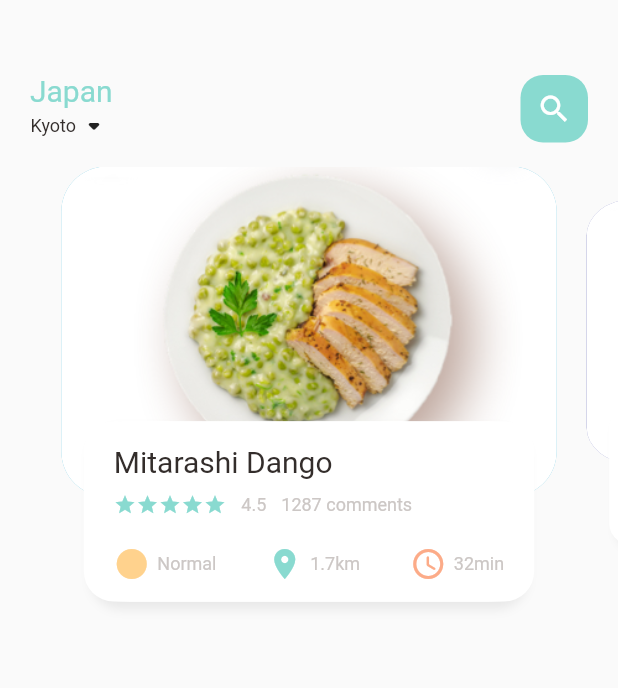
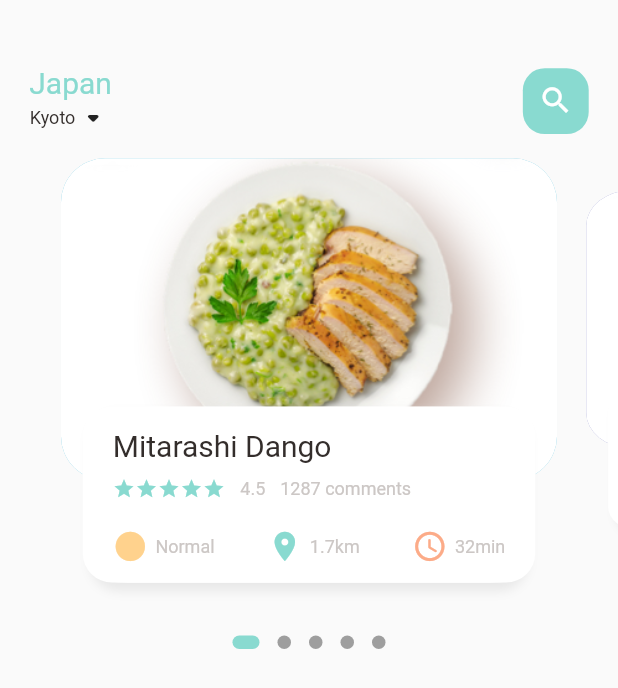
Before and after one commit to alter0z/my-food, a Flutter app: the screen it shows after launch, on a phone screen of 412 x 824 dp. Shown: the top 688 px of the screen. Run offline on Flutter 3.47's test engine with Material 2 defaults, Android fonts, the phone set to English and light mode, and no system bars; drawn by our look-alikes of dots_indicator; our stand-ins replace get.

Commit message:
finishing slider section

```diff
--- a/lib/home/food_page_body.dart
+++ b/lib/home/food_page_body.dart
@@ -1,4 +1,6 @@
+import 'package:dots_indicator/dots_indicator.dart';
 import 'package:flutter/material.dart';
+import 'package:my_food/utils/dimensions.dart';
 import 'package:my_food/widgets/big_text.dart';
 import 'package:my_food/widgets/icon_and_text_widget.dart';
 import 'package:my_food/widgets/small_text.dart';
@@ -16,7 +18,7 @@ class _FoodPageBodyState extends State<FoodPageBody> {
   PageController pageController = PageController(viewportFraction: 0.85);
   var _currentPageValue = 0.0;
   final _scaleFactor = 0.8;
-  final _height = 220;
+  final _height = Dimensions.pageViewContainer;
 
   @override
   void initState() {
@@ -36,14 +38,28 @@ class _FoodPageBodyState extends State<FoodPageBody> {
 
   @override
   Widget build(BuildContext context) {
-    return Container(
-      height: 320,
+    return Column(
+      children: [
+        Container(
+          height: Dimensions.pageView,
           child: PageView.builder(
               controller: pageController,
               itemCount: 5,
               itemBuilder: (context,position) {
             return _buildPageItem(position);
           }),
+        ),
+        DotsIndicator(
+          dotsCount: 5,
+          position: _currentPageValue,
+          decorator: DotsDecorator(
+            size: const Size.square(9.0),
+            activeSize: const Size(18.0, 9.0),
+            activeShape: RoundedRectangleBorder(borderRadius: BorderRadius.circular(5.0)),
+            activeColor: AppColors.mainColor
+          ),
+        )
+      ],
     );
   }
 
@@ -72,10 +88,10 @@ class _FoodPageBodyState extends State<FoodPageBody> {
       child: Stack(
         children: [
           Container(
-            height: 220,
-            margin: const EdgeInsets.only(right: 10,left: 10),
+            height: Dimensions.pageViewContainer,
+            margin: EdgeInsets.only(right: Dimensions.width10,left: Dimensions.width10),
             decoration: BoxDecoration(
-                borderRadius: BorderRadius.circular(30),
+                borderRadius: BorderRadius.circular(Dimensions.radius30),
                 color: index.isEven ? const Color(0xff69c5df) : const Color(0xff9294cc),
                 image: const DecorationImage(
                     fit: BoxFit.cover,
@@ -88,10 +104,10 @@ class _FoodPageBodyState extends State<FoodPageBody> {
           Align(
             alignment: Alignment.bottomCenter,
             child: Container(
-              height: 120,
-              margin: const EdgeInsets.only(right: 30,left: 30, bottom: 30),
+              height: Dimensions.pageViewTextContainer,
+              margin: EdgeInsets.only(right: Dimensions.width30,left: Dimensions.width30, bottom: Dimensions.height30),
               decoration: BoxDecoration(
-                  borderRadius: BorderRadius.circular(20),
+                  borderRadius: BorderRadius.circular(Dimensions.radius20),
                   color: Colors.white,
                   boxShadow: const [
                     BoxShadow(
@@ -110,12 +126,12 @@ class _FoodPageBodyState extends State<FoodPageBody> {
                   ]
               ),
               child: Container(
-                padding: const EdgeInsets.only(left: 15,top: 15,right: 15),
+                padding: EdgeInsets.only(left: 15,top: Dimensions.height15,right: 15),
                 child: Column(
                   crossAxisAlignment: CrossAxisAlignment.start,
                   children: [
                     BigText(text: "Mitarashi Dango"),
-                    const SizedBox(height: 10,),
+                    SizedBox(height: Dimensions.height10,),
                     Row(
                       children: [
                         Wrap(
@@ -129,7 +145,7 @@ class _FoodPageBodyState extends State<FoodPageBody> {
                         SmallText(text: "comments")
                       ],
                     ),
-                    const SizedBox(height: 20,),
+                    SizedBox(height: Dimensions.height20,),
                     Row(
                       mainAxisAlignment: MainAxisAlignment.spaceBetween,
                       children: [
--- a/lib/home/main_food_page.dart
+++ b/lib/home/main_food_page.dart
@@ -1,6 +1,7 @@
 import 'package:flutter/material.dart';
 import 'package:my_food/home/food_page_body.dart';
 import 'package:my_food/utils/colors.dart';
+import 'package:my_food/utils/dimensions.dart';
 import 'package:my_food/widgets/big_text.dart';
 
 import '../widgets/small_text.dart';
@@ -20,8 +21,8 @@ class _MainFoodPageState extends State<MainFoodPage> {
         children: [
           Container(
             child: Container(
-              margin: const EdgeInsets.only(top: 49,bottom: 15),
-              padding: const EdgeInsets.only(left: 20,right: 20),
+              margin: EdgeInsets.only(top: Dimensions.height45,bottom: Dimensions.height15),
+              padding: EdgeInsets.only(left: Dimensions.width20,right: Dimensions.width20),
               child: Row(
                 mainAxisAlignment: MainAxisAlignment.spaceBetween,
                 children: [
@@ -38,11 +39,11 @@ class _MainFoodPageState extends State<MainFoodPage> {
                   ),
                   Center(
                     child: Container(
-                      width: 45,
-                      height: 45,
-                      child: const Icon(Icons.search,color: Colors.white,),
+                      width: Dimensions.height45,
+                      height: Dimensions.height45,
+                      child: Icon(Icons.search,color: Colors.white,size: Dimensions.icon24,),
                       decoration: BoxDecoration(
-                          borderRadius: BorderRadius.circular(15),
+                          borderRadius: BorderRadius.circular(Dimensions.radius15),
                           color: AppColors.mainColor
                       ),
                     ),
--- a/lib/main.dart
+++ b/lib/main.dart
@@ -1,4 +1,5 @@
 import 'package:flutter/material.dart';
+import 'package:get/get.dart';
 import 'home/main_food_page.dart';
 
 void main() {
@@ -11,7 +12,7 @@ class MyApp extends StatelessWidget {
   // This widget is the root of your application.
   @override
   Widget build(BuildContext context) {
-    return MaterialApp(
+    return GetMaterialApp(
       debugShowCheckedModeBanner: false,
       title: 'Flutter Demo',
       theme: ThemeData(
--- /dev/null
+++ b/lib/utils/dimensions.dart
@@ -0,0 +1,36 @@
+import 'package:get/get.dart';
+
+class Dimensions {
+  // get creen size
+  static double screenHeight = Get.context!.height;
+  static double screenWidth = Get.context!.width;
+
+  // dynamic page view margin & padding
+  static double pageView = screenHeight/2.64;
+  static double pageViewContainer = screenHeight/3.84;
+  static double pageViewTextContainer = screenHeight/7.03;
+
+  // dynamic height margin & padding
+  static double height10 = screenHeight/84.4;
+  static double height15 = screenHeight/56.27;
+  static double height20 = screenHeight/42.2;
+  static double height30 = screenHeight/28.13;
+  static double height45 = screenHeight/18.76;
+
+  // dynamic width margin & padding
+  static double width10 = screenHeight/84.4;
+  static double width15 = screenHeight/56.27;
+  static double width20 = screenHeight/42.2;
+  static double width30 = screenHeight/28.13;
+
+  // dynamic font size
+  static double font20 = screenHeight/42.2;
+
+  // dynamic radius size
+  static double radius15 = screenHeight/56.27;
+  static double radius20 = screenHeight/42.2;
+  static double radius30 = screenHeight/28.13;
+
+  // dynamic icon size
+static double icon24 = screenHeight/35.17;
+}
--- a/lib/widgets/big_text.dart
+++ b/lib/widgets/big_text.dart
@@ -1,4 +1,5 @@
 import 'package:flutter/cupertino.dart';
+import 'package:my_food/utils/dimensions.dart';
 
 class BigText extends StatelessWidget {
   Color? color;
@@ -16,7 +17,7 @@ class BigText extends StatelessWidget {
       style: TextStyle(
         color: color,
         fontFamily: 'Roboto',
-        fontSize: size,
+        fontSize: size == 0 ? Dimensions.font20 : size,
         fontWeight: FontWeight.w400
       ),
     );
--- a/lib/widgets/icon_and_text_widget.dart
+++ b/lib/widgets/icon_and_text_widget.dart
@@ -1,4 +1,5 @@
 import 'package:flutter/cupertino.dart';
+import 'package:my_food/utils/dimensions.dart';
 import 'package:my_food/widgets/small_text.dart';
 
 class IconAndTextWidget extends StatelessWidget {
@@ -11,7 +12,7 @@ class IconAndTextWidget extends StatelessWidget {
   Widget build(BuildContext context) {
     return Row(
       children: [
-        Icon(icon, color: iconColor,),
+        Icon(icon, color: iconColor, size: Dimensions.icon24,),
         const SizedBox(width: 5,),
         SmallText(text: text,)
       ],
--- a/pubspec.yaml
+++ b/pubspec.yaml
@@ -29,6 +29,8 @@ environment:
 dependencies:
   flutter:
     sdk: flutter
+  get: 4.6.5
+  dots_indicator: 2.1.0
 
 
   # The following adds the Cupertino Icons font to your application.
```
Also changed, not shown: pubspec.lock, 2 other files. Lines whose indentation alone changed are shown as unchanged.
